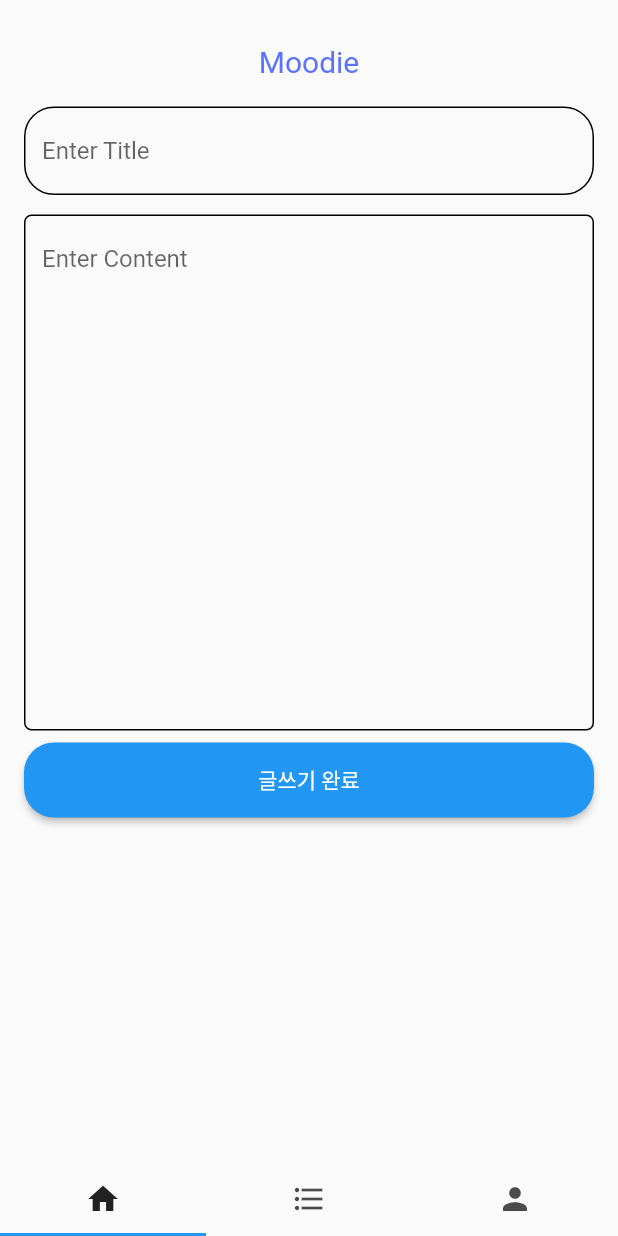
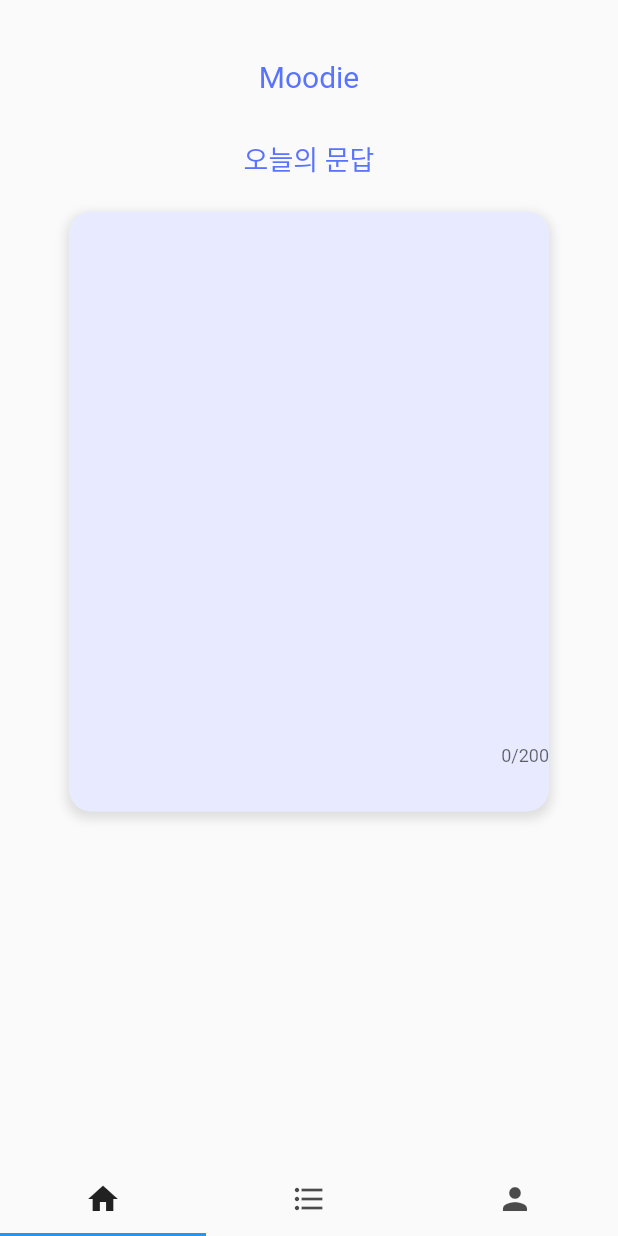
Before and after one commit to yujeong0423/Moodie, a Flutter app: the screen it shows after launch, on a phone screen of 412 x 824 dp. Run offline on Flutter 3.47's test engine with Material 2 defaults, Android fonts, the phone set to English and light mode, and no system bars; our stand-ins replace get, validators.

Commit message:
5월8일 push

```diff
--- a/lib/main.dart
+++ b/lib/main.dart
@@ -1,5 +1,6 @@
 import 'package:flutter/material.dart';
 import 'package:get/get_navigation/src/root/get_material_app.dart';
+import 'package:moodie1/pages/post/detail.dart';
 import 'package:moodie1/pages/post/home_page.dart';
 import 'package:moodie1/pages/post/homescreen.dart';
 import 'package:moodie1/pages/post/write_page.dart';
@@ -26,7 +27,7 @@ class MyApp extends StatelessWidget {
               children: [
                 WritePage(),
                 HomeScreen(),
-                JoinPage(),
+                Detail(),
               ],
             ),
             bottomNavigationBar: TabBar(tabs: [
--- a/lib/pages/post/write_page.dart
+++ b/lib/pages/post/write_page.dart
@@ -23,7 +23,7 @@ class WritePage extends StatelessWidget {
           children: [
             Container(
               alignment: Alignment.center,
-              height: 50,
+              height: 70,
               child: Text(
                 "Moodie",
                 style: TextStyle(
@@ -32,22 +32,60 @@ class WritePage extends StatelessWidget {
               ),
             ),
           ),
-              CustomTextFormField(
-                hint: "Title",
-                funvalidator: validateTitle(),
+            Container(
+              alignment: Alignment.center,
+              height: 40,
+              child: Text(
+                "오늘의 문답",
+                style: TextStyle(
+                    fontSize: 18,
+                    color: Color(0xff5973FF)
               ),
-              CustomTextArea(
-                  hint: "Content",
-                  funvalidator: validateContent()
-              ),
-              CustomElevatedButton(
-                text: "글쓰기 완료",
-                funpageRoute: (){
-                  if(_formKey.currentState!.validate()) {
-                    Get.off(HomeScreen());
-                  }
-                  },
-              ),
+            ),
+          ),
+          Container(
+            margin: EdgeInsets.fromLTRB(30, 15, 30, 10),
+            width: 340,
+            height: 400,
+            decoration: BoxDecoration(
+              color: Color(0xffE8EBFF),
+              borderRadius: BorderRadius.circular(15),// 모서리를 둥글게
+              boxShadow: [
+                BoxShadow(
+                  color: Colors.grey.withOpacity(0.3),
+                  spreadRadius: 2,
+                  blurRadius: 5,
+                  offset: Offset(0, 3), // changes position of shadow
+                ),
+              ],
+            ),
+            child:TextField(
+              decoration: new InputDecoration(
+                  border: InputBorder.none,
+                  focusedBorder: InputBorder.none),
+              maxLength: 200,
+                maxLines: 18,
+                style: TextStyle(
+                    letterSpacing: 1.2, fontSize: 15, fontWeight: FontWeight.bold,
+                    color: Colors.black)
+            ),
+          ),
+            // CustomTextFormField(
+              //   hint: "Title",
+              //   funvalidator: validateTitle(),
+              // ),
+              // CustomTextArea(
+              //     hint: "Content",
+              //     funvalidator: validateContent()
+              // ),
+              // CustomElevatedButton(
+              //   text: "글쓰기 완료",
+              //   funpageRoute: (){
+              //     if(_formKey.currentState!.validate()) {
+              //       Get.off(HomeScreen());
+              //     }
+              //     },
+              // ),
             ],
           ),
         ),
```
Also changed, not shown: lib/pages/post/detail.dart (added, +95 -0 lines).
